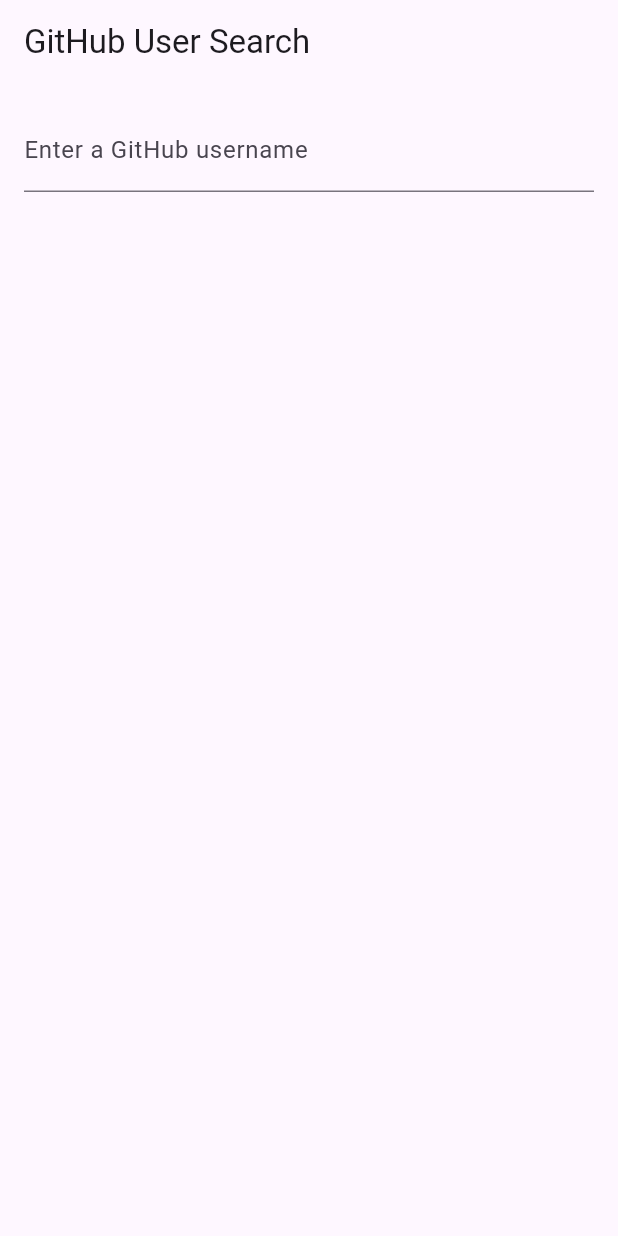
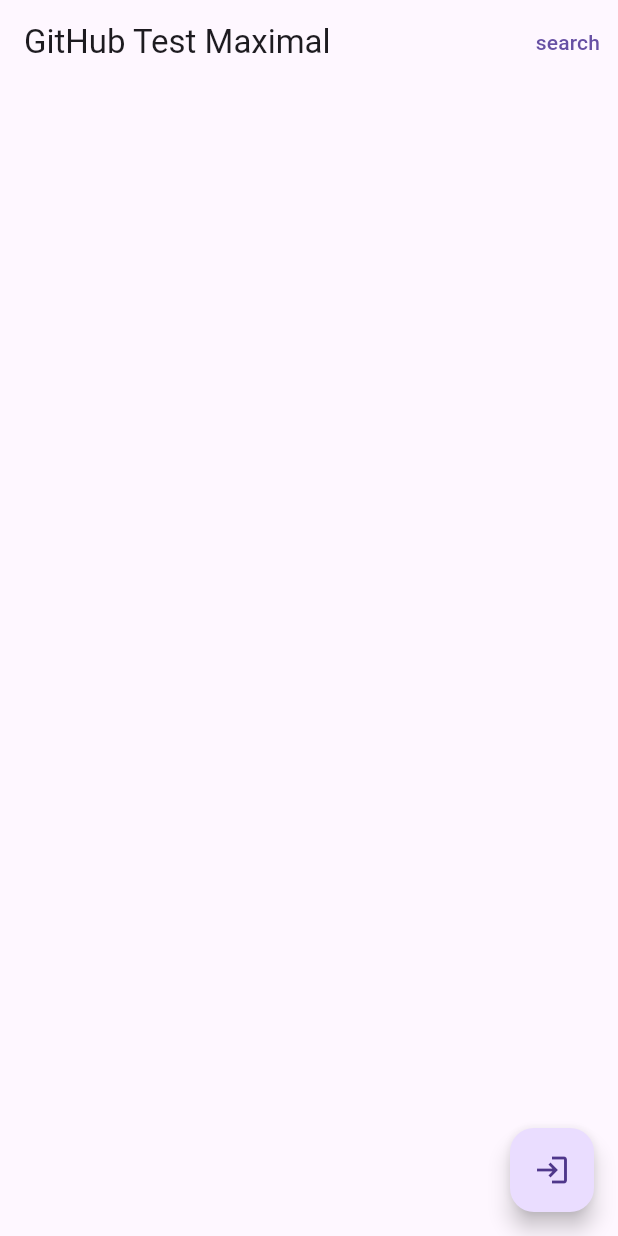
Before and after one commit to Dgryzhkov/git_hub_test_maximal, a Flutter app: the screen it shows after launch, on a phone screen of 412 x 824 dp. Run offline on Flutter 3.47's test engine with Material 3 defaults, Android fonts, the phone set to English and light mode, and no system bars; missing offline and left inert: github_signin_promax.

Commit message:
add screen login

```diff
--- /dev/null
+++ b/lib/screens/app.dart
@@ -0,0 +1,140 @@
+import 'dart:convert';
+
+import 'package:flutter/material.dart';
+import 'package:github_signin_promax/github_signin_promax.dart';
+import 'package:http/http.dart' as http;
+
+import '../secret.dart';
+import 'user_search.dart';
+
+class MyApp extends StatelessWidget {
+  const MyApp({Key? key});
+
+  @override
+  Widget build(BuildContext context) {
+    return MaterialApp(
+      title: 'Flutter Demo',
+      theme: ThemeData(
+        primarySwatch: Colors.blue,
+      ),
+      home: const MyHomePage(
+        title: 'Flutter Demo Home Page',
+      ),
+    );
+  }
+}
+
+class MyHomePage extends StatefulWidget {
+  const MyHomePage({required this.title});
+  final String title;
+
+  @override
+  State<MyHomePage> createState() => _MyHomePageState();
+}
+
+class _MyHomePageState extends State<MyHomePage> {
+  int _counter = 0;
+  String accessToken = '';
+  String avatarUrl = '';
+
+  void _navigateToUserSearchScreen() {
+    Navigator.push(
+        context, MaterialPageRoute(builder: (context) => UserSearchScreen()));
+  }
+
+  Future<void> getUserData(String accessToken) async {
+    final response = await http.get(
+      Uri.parse('https://api.github.com/user'),
+      headers: {
+        'Authorization': 'Bearer $accessToken',
+      },
+    );
+    Map<String, dynamic> userData = jsonDecode(response.body);
+    String avatarUrl = userData['avatar_url'];
+    setState(() {
+      this.avatarUrl = avatarUrl;
+    });
+  }
+
+  void _incrementCounter() {
+    setState(() {});
+    var params = GithubSignInParams(
+      clientId: Secrets.clientId,
+      clientSecret: Secrets.clientSecret,
+      redirectUrl: 'http://localhost:3000/auth/github/callback',
+      scopes: 'read:user,user:email',
+    );
+
+    Navigator.of(context).push(MaterialPageRoute(builder: (builder) {
+      return GithubSigninScreen(
+        params: params,
+      );
+    })).then((value) {
+      setState(() {
+        accessToken = value.accessToken;
+        getUserData(accessToken);
+      });
+    });
+  }
+
+  @override
+  Widget build(BuildContext context) {
+    return MaterialApp(
+      home: Scaffold(
+        appBar: AppBar(
+          title: Text('GitHub Test Maximal'),
+          actions: <Widget>[
+            TextButton(
+              onPressed: () {
+                Navigator.pop(context);
+                _navigateToUserSearchScreen();
+              },
+              child: Text('search'),
+            ),
+          ],
+        ),
+        body: Padding(
+          padding: const EdgeInsets.all(16.0),
+          child: Center(
+            child: Column(
+              mainAxisAlignment: MainAxisAlignment.center,
+              crossAxisAlignment: CrossAxisAlignment.center,
+              children: <Widget>[
+                if (avatarUrl.isNotEmpty)
+                  Column(
+                    children: [
+                      CircleAvatar(
+                        backgroundImage: NetworkImage(avatarUrl),
+                        radius: 150,
+                      ),
+                    ],
+                  ),
+              ],
+            ),
+          ),
+        ),
+        floatingActionButton: FloatingActionButton(
+          onPressed: _incrementCounter,
+          tooltip: 'Login',
+          child: const Icon(Icons.login),
+        ),
+
+        // floatingActionButton: Row(
+        //   mainAxisAlignment: MainAxisAlignment.spaceEvenly,
+        //   crossAxisAlignment: CrossAxisAlignment.end,
+        //   children: <Widget>[
+        //     FloatingActionButton(
+        //       onPressed: () {
+        //         Navigator.pop(context);
+        //         _navigateToUserSearchScreen();
+        //       },
+        //       tooltip: 'toScreenScearch',
+        //       child: const Icon(Icons.add),
+        //     ),
+
+        //   ],
+        // ),
+      ),
+    );
+  }
+}
```
Also changed, not shown: lib/main.dart (+11 -2 lines), pubspec.yaml (+6 -2 lines), pubspec.lock, 6 other files.
